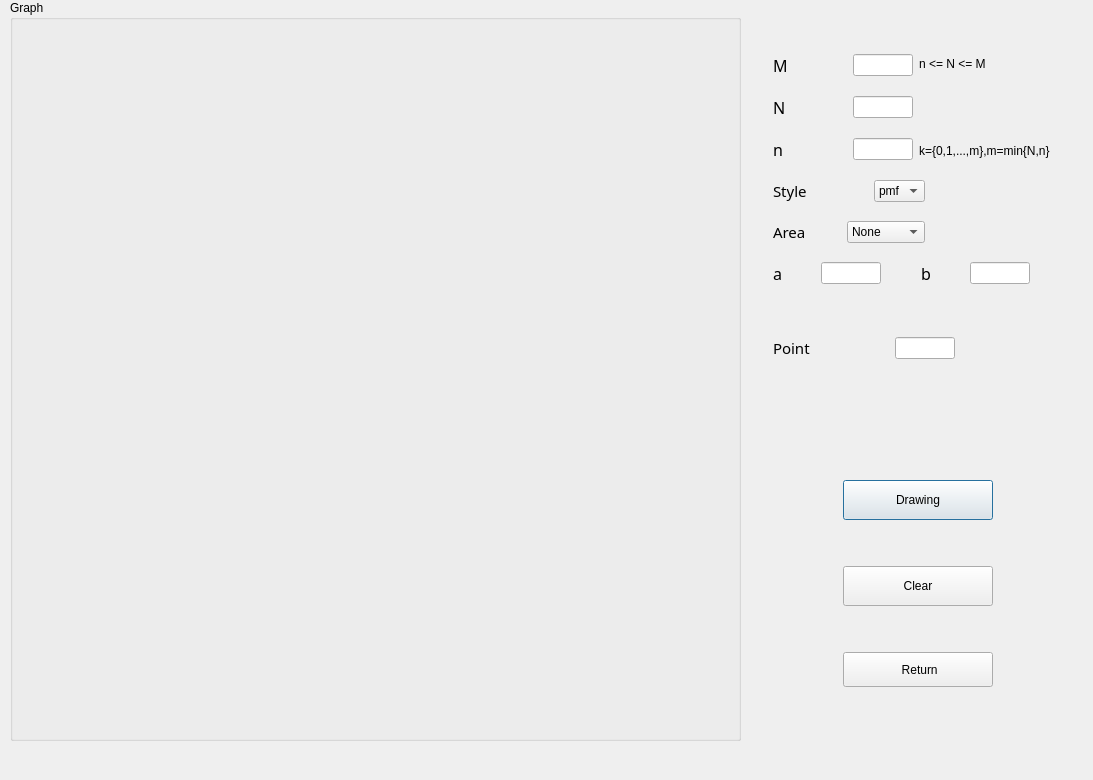
This is uiView/hypergeometricDialog.ui in ShaohuaTong/Verteilung_Analyse as Qt 5 draws it before an edit. The edited form follows.
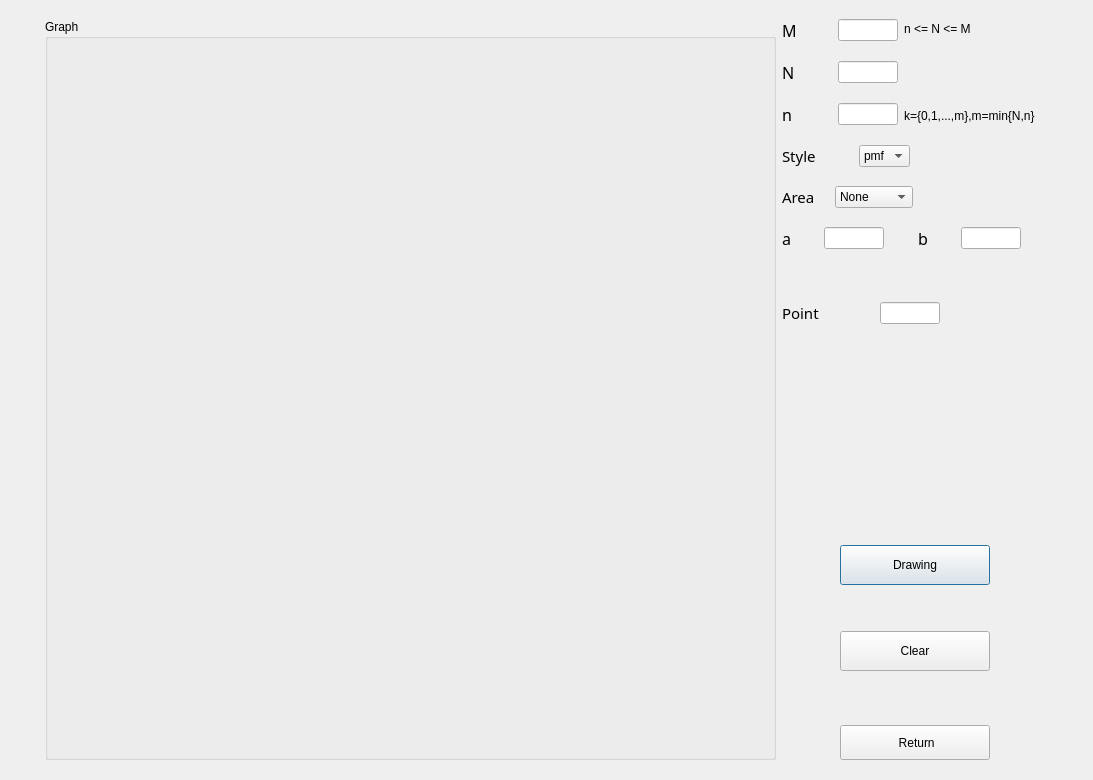
This is the edited form.

The edit to the form file:
```diff
--- a/uiView/hypergeometricDialog.ui
+++ b/uiView/hypergeometricDialog.ui
@@ -13,28 +13,21 @@
   <property name="windowTitle">
    <string>Dialog</string>
   </property>
+  <layout class="QGridLayout" name="gridLayout">
+   <item row="1" column="1">
   <widget class="QGroupBox" name="groupBox">
-   <property name="geometry">
-    <rect>
-     <x>10</x>
-     <y>0</y>
+     <property name="minimumSize">
+      <size>
      <width>731</width>
      <height>741</height>
-    </rect>
+      </size>
    </property>
    <property name="title">
     <string>Graph</string>
    </property>
   </widget>
-  <widget class="QWidget" name="">
-   <property name="geometry">
-    <rect>
-     <x>773</x>
-     <y>54</y>
-     <width>290</width>
-     <height>633</height>
-    </rect>
-   </property>
+   </item>
+   <item row="1" column="2">
    <layout class="QVBoxLayout" name="verticalLayout_13">
     <item>
      <layout class="QVBoxLayout" name="verticalLayout_10">
@@ -849,7 +842,60 @@
      </layout>
     </item>
    </layout>
-  </widget>
+   </item>
+   <item row="1" column="0">
+    <spacer name="horizontalSpacer_7">
+     <property name="orientation">
+      <enum>Qt::Horizontal</enum>
+     </property>
+     <property name="sizeHint" stdset="0">
+      <size>
+       <width>40</width>
+       <height>20</height>
+      </size>
+     </property>
+    </spacer>
+   </item>
+   <item row="2" column="1">
+    <spacer name="verticalSpacer_14">
+     <property name="orientation">
+      <enum>Qt::Vertical</enum>
+     </property>
+     <property name="sizeHint" stdset="0">
+      <size>
+       <width>20</width>
+       <height>40</height>
+      </size>
+     </property>
+    </spacer>
+   </item>
+   <item row="0" column="1">
+    <spacer name="verticalSpacer_13">
+     <property name="orientation">
+      <enum>Qt::Vertical</enum>
+     </property>
+     <property name="sizeHint" stdset="0">
+      <size>
+       <width>20</width>
+       <height>40</height>
+      </size>
+     </property>
+    </spacer>
+   </item>
+   <item row="1" column="3">
+    <spacer name="horizontalSpacer_8">
+     <property name="orientation">
+      <enum>Qt::Horizontal</enum>
+     </property>
+     <property name="sizeHint" stdset="0">
+      <size>
+       <width>40</width>
+       <height>20</height>
+      </size>
+     </property>
+    </spacer>
+   </item>
+  </layout>
  </widget>
  <resources/>
  <connections/>
```
Lines whose indentation alone changed are shown as unchanged.
